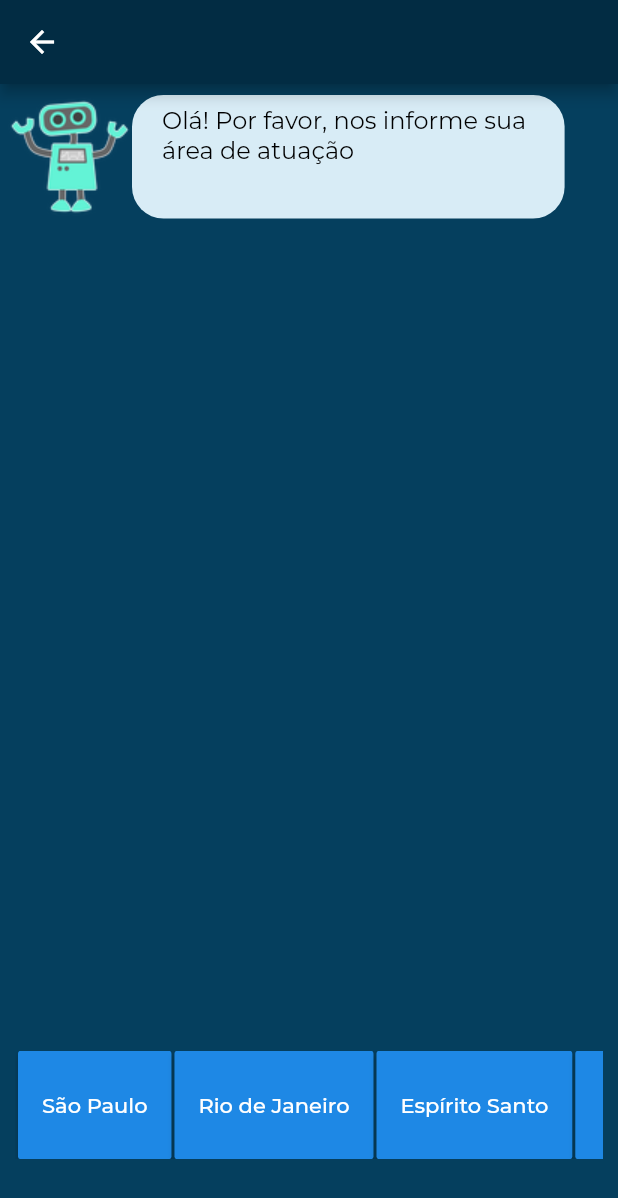
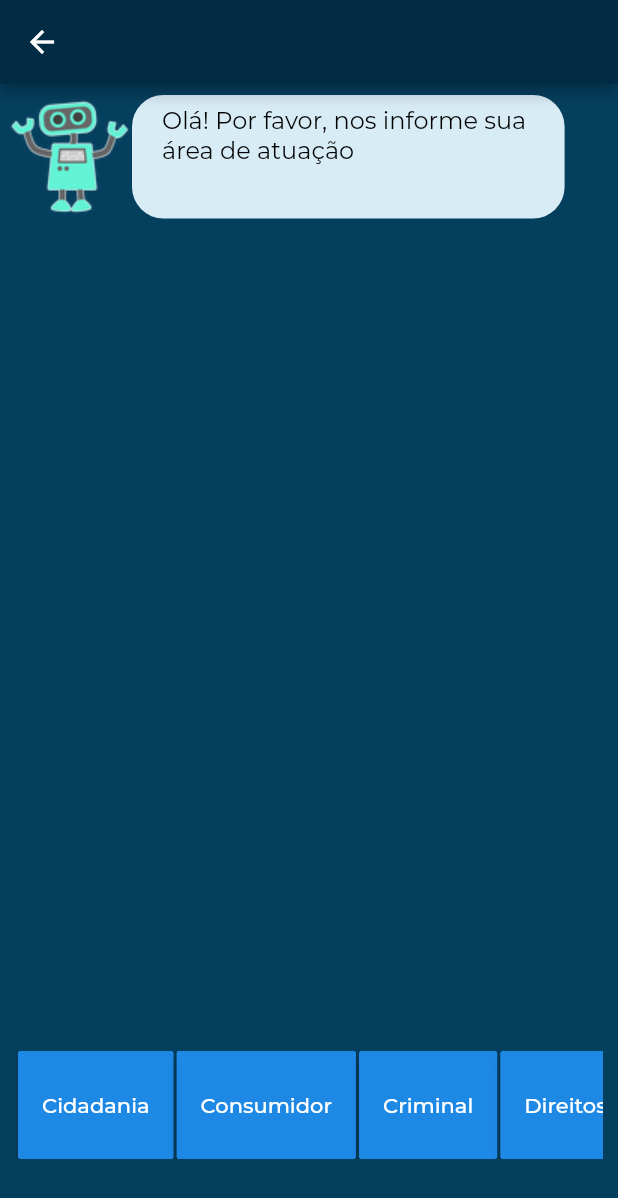
Before and after one commit to victornassif/mpsp_virtual_assistant, a Flutter app: the FalarPj screen opened directly, on a phone screen of 412 x 824 dp. Shown: the top 1198 px of the screen. Run offline on Flutter 3.47's test engine with Material 2 defaults, Android fonts, the phone set to English and light mode, and no system bars; our stand-ins replace dio, flutter_mobx, geocoding, geolocator, mobx, toast; generated files the repository leaves out were written again; project files that could hold a hidden picture were left out.

Commit message:
Correção de bugs e criação do serviço de obtenção das áreas de atuação

```diff
--- a/lib/model/promotoria_model.dart
+++ b/lib/model/promotoria_model.dart
@@ -29,11 +29,11 @@ class PromotoriaModel {
       id: (json["id"] is int) ? json["id"] : int.parse(json["id"]),
       nome: json["nome"],
       rua: json["rua"],
-      numero: int.parse(json["numero"]),
+      numero: (json["numero"] is int) ? json["numero"] : int.parse(json["numero"]),
       cidade: json["cidade"],
       bairro: json["bairro"],
-      faixaAtendimentoID: int.parse(json["faixaAtendimentoID"]),
-      areaAtuacaoID: int.parse(json["areaAtuacaoID"]));
+      faixaAtendimentoID: (json["faixaAtendimentoID"] is int) ? json["faixaAtendimentoID"] : int.parse(json["faixaAtendimentoID"]),
+      areaAtuacaoID: (json["areaAtuacaoID"] is int) ? json["areaAtuacaoID"] : int.parse(json["areaAtuacaoID"]));
 
   Map<String, dynamic> toMap() => {
         "id": id,
--- /dev/null
+++ b/lib/services/area_atuacao_service.dart
@@ -0,0 +1,22 @@
+import 'package:mpsp_virtual_assistant/model/area_atuacao_model.dart';
+import "package:mpsp_virtual_assistant/services/api_config.dart";
+
+class AreaAtuacaoService {
+  final ApiConfig service = new ApiConfig();
+
+  // Corrigir de acordo com a API
+  static final String _resource = 'AreaAtuacao';
+
+  Future<List<AreaAtuacaoModel>> findAll() async {
+    List<AreaAtuacaoModel> list = new List<AreaAtuacaoModel>();
+
+    list.add(new AreaAtuacaoModel(id: 1, nome: "Cidadania"));
+    list.add(new AreaAtuacaoModel(id: 2, nome: "Consumidor"));
+    list.add(new AreaAtuacaoModel(id: 3, nome: "Criminal"));
+    list.add(new AreaAtuacaoModel(id: 4, nome: "Direitos Humanos"));
+    list.add(new AreaAtuacaoModel(id: 5, nome: "Infância e Juventude"));
+    list.add(new AreaAtuacaoModel(id: 6, nome: "Urbanismo e Meio Ambiente"));
+
+    return list;
+  }
+}
--- a/lib/services/promotoria_service.dart
+++ b/lib/services/promotoria_service.dart
@@ -27,7 +27,7 @@ class PromotoriaService {
     }
 
     List<PromotoriaModel> filteredList = list.where(
-      (PromotoriaModel promotoria) => promotoria.areaAtuacaoID == idAreaAtuacao);
+      (PromotoriaModel promotoria) => promotoria.areaAtuacaoID == idAreaAtuacao).toList();
 
     return filteredList;
   }
--- a/lib/views/falarpj.view.dart
+++ b/lib/views/falarpj.view.dart
@@ -41,17 +41,17 @@ class _FalarPjState extends State<FalarPj> {
           SizedBox(
             child: Padding(
               padding: EdgeInsets.all(10),
-              child: ListView(
-                // This next line does the trick.
-                scrollDirection: Axis.horizontal,
-                children: <Widget>[
-                  optionButton(text: 'São Paulo', onPressed: () {}),
-                  optionButton(text: 'Rio de Janeiro', onPressed: () {}),
-                  optionButton(text: 'Espírito Santo', onPressed: () {}),
-                  optionButton(text: 'Acre', onPressed: () {}),
-                  optionButton(text: 'Alagoas', onPressed: () {}),
-                ],
-              ),
+              child: Observer(
+                builder: (context) =>
+                  ListView.builder(
+                    scrollDirection: Axis.horizontal,
+                    itemCount: store.areasAtuacao.length,
+                    itemBuilder: (context, index) => optionButton(
+                      text: store.areasAtuacao[index].nome,
+                      onPressed: () {}
+                    ),
+                  ),
+                )
             ),
             height: MediaQuery.of(context).size.height * 0.112,
           )
```
Also changed, not shown: lib/model/area_atuacao_model.dart (added, +8 -0 lines), lib/services/api_config.dart (+2 -2 lines), lib/store/falar_pj_store.dart (+22 -4 lines), lib/store/falar_pj_store.g.dart.
